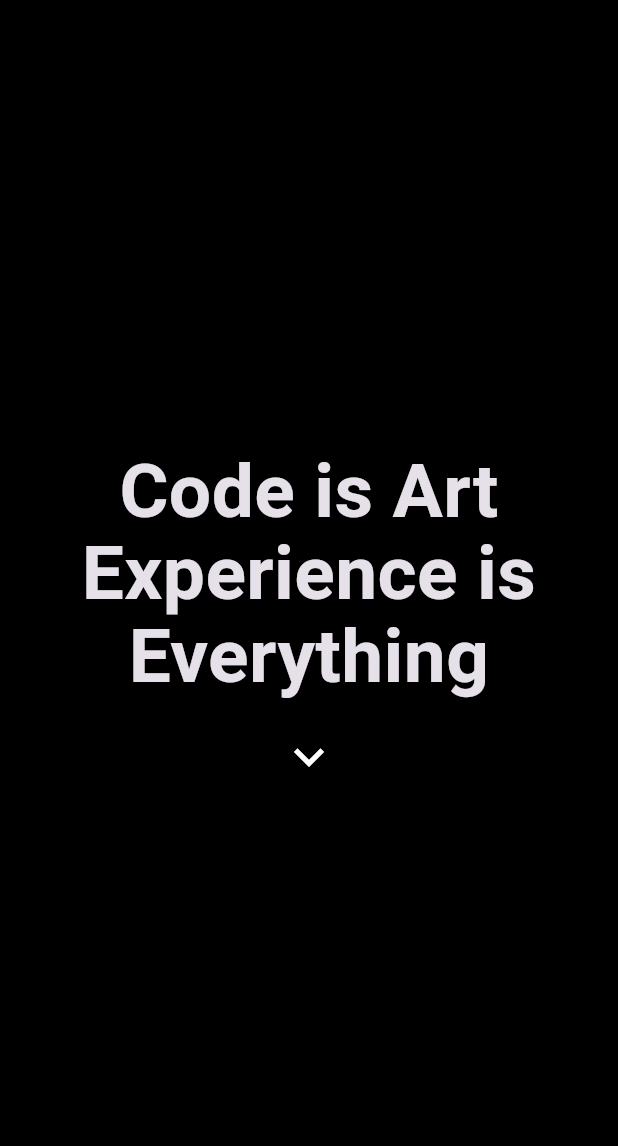
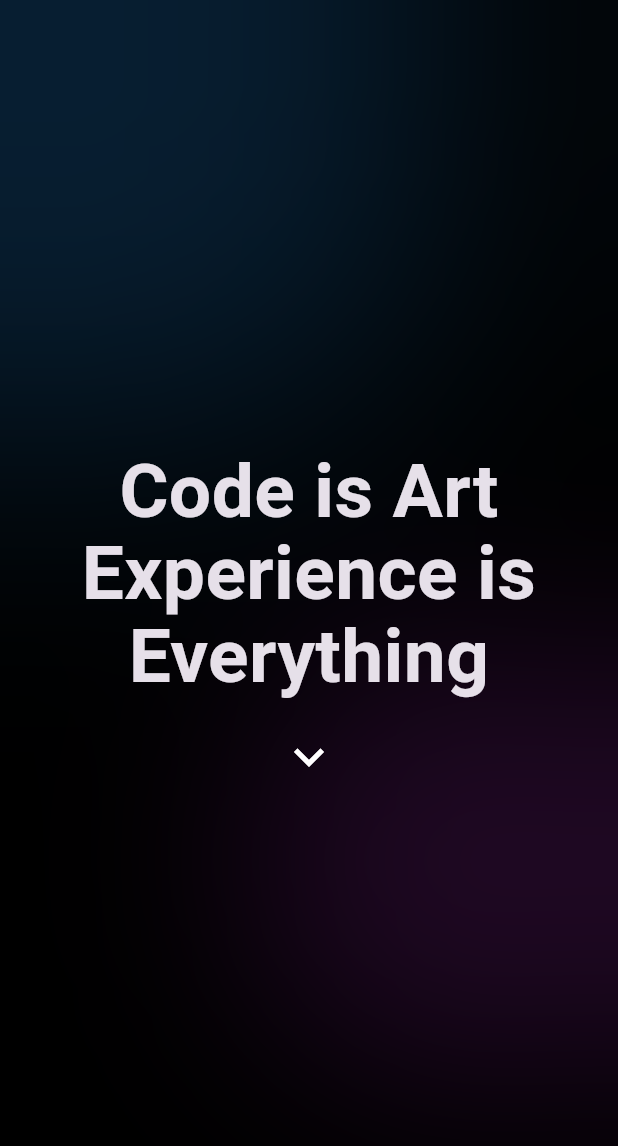
Before and after one commit to fbseongDev/MyPorfolio, a Flutter app: the screen it shows after launch, on a phone screen of 412 x 824 dp. Shown: the top 1146 px of the screen. Run offline on Flutter 3.47's test engine with Material 3 defaults, Android fonts, the phone set to English and light mode, and no system bars.

Commit message:
add:: 포트폴리오 기본 템플릿 구현 완료 - design_system 분리

```diff
--- /dev/null
+++ b/apps/portfolio_web/lib/presentation/ui/design_system/ambient_circle.dart
@@ -0,0 +1,23 @@
+import 'dart:ui';
+
+import 'package:flutter/material.dart';
+
+/// 색상 빛 효과
+class AmbientCircle extends StatelessWidget {
+  final Color color;
+  final double size;
+  const AmbientCircle({super.key, required this.color, required this.size});
+
+  @override
+  Widget build(BuildContext context) {
+    return Container(
+      width: size,
+      height: size,
+      decoration: BoxDecoration(shape: BoxShape.circle, color: color),
+      child: BackdropFilter(
+        filter: ImageFilter.blur(sigmaX: 70, sigmaY: 70),
+        child: Container(color: Colors.transparent),
+      ),
+    );
+  }
+}
--- a/apps/portfolio_web/lib/presentation/ui/widgets/glass_card.dart
+++ b/apps/portfolio_web/lib/presentation/ui/design_system/glass_card.dart
@@ -2,6 +2,7 @@ import 'dart:ui';
 
 import 'package:flutter/material.dart';
 
+/// GlassMorphism 디자인 Card
 class GlassCard extends StatelessWidget {
   final String title;
   final IconData icon;
--- a/apps/portfolio_web/lib/presentation/ui/pages/intro_page.dart
+++ b/apps/portfolio_web/lib/presentation/ui/pages/intro_page.dart
@@ -3,6 +3,9 @@ import 'package:flutter/material.dart';
 import '../heroes/intro_hero.dart';
 import 'main_page.dart';
 
+/// 접속후 첫 페이지
+///
+/// 사이트 로딩 애니메이션 구현
 class IntroPage extends StatefulWidget {
   const IntroPage({super.key});
 
--- a/apps/portfolio_web/lib/presentation/ui/pages/main_page.dart
+++ b/apps/portfolio_web/lib/presentation/ui/pages/main_page.dart
@@ -1,6 +1,9 @@
 import 'package:flutter/material.dart';
+import 'package:portfolio_web/presentation/ui/widgets/project_grid_section.dart';
 
 import '../heroes/main_hero.dart';
+import '../design_system/ambient_circle.dart';
+import '../widgets/glass_feature_section.dart';
 
 /// 메인 페이지
 ///
@@ -11,12 +14,8 @@ class MainPage extends StatefulWidget {
   @override
   State<MainPage> createState() => _MainPageState();
 }
-
 class _MainPageState extends State<MainPage> {
-  // [MainPage]의 페이지 전체의 스크롤을 담당
   final ScrollController _scrollController = ScrollController();
-
-  // [_scrollController]의 offest
   double _offset = 0;
 
   @override
@@ -25,7 +24,6 @@ class _MainPageState extends State<MainPage> {
     _scrollController.addListener(() => setState(() => _offset = _scrollController.offset));
   }
 
-  // 현재 스크롤 비율을 계산
   double getProgress(double start, double end) {
     return ((_offset - start) / (end - start)).clamp(0.0, 1.0);
   }
@@ -34,12 +32,23 @@ class _MainPageState extends State<MainPage> {
   Widget build(BuildContext context) {
     return Stack(
       children: [
+        Positioned(
+          top: -100 - (_offset * 0.2),
+          left: -100,
+          child: AmbientCircle(color: Colors.blue.withOpacity(0.2), size: 400),
+        ),
+        Positioned(
+          bottom: 100 + (_offset * 0.1),
+          right: -50,
+          child: AmbientCircle(color: Colors.purple.withOpacity(0.2), size: 300),
+        ),
         SingleChildScrollView(
           controller: _scrollController,
           child: Column(
             children: [
               MainHero(progress: getProgress(0, 500)),
-
+              GlassFeatureSection(progress: getProgress(300, 800)),
+              ProjectGridSection(progress: getProgress(800, 1400)),
               const SizedBox(height: 300),
             ],
           ),
--- a/apps/portfolio_web/lib/presentation/ui/widgets/glass_feature_section.dart
+++ b/apps/portfolio_web/lib/presentation/ui/widgets/glass_feature_section.dart
@@ -1,6 +1,7 @@
 import 'package:flutter/material.dart';
-import 'package:portfolio_web/presentation/ui/widgets/glass_card.dart';
+import 'package:portfolio_web/presentation/ui/design_system/glass_card.dart';
 
+/// 특기 소개 Section
 class GlassFeatureSection extends StatelessWidget {
   final double progress;
 
```
Also changed, not shown: apps/portfolio_web/lib/presentation/ui/widgets/project_grid_section.dart (added, +63 -0 lines), apps/portfolio_web/lib/presentation/ui/widgets/skill_stack_section.dart (added, +155 -0 lines), apps/portfolio_web/lib/presentation/widgets/ambient_circle.dart (deleted, +0 -22 lines).
